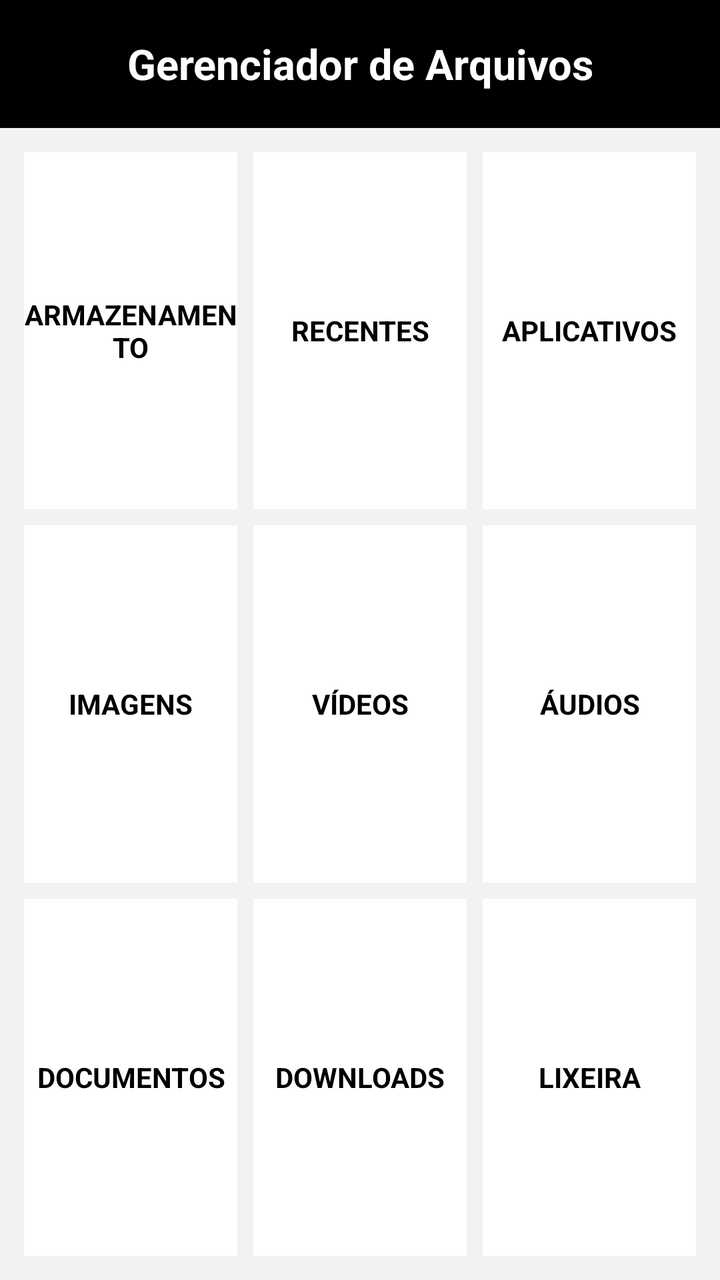
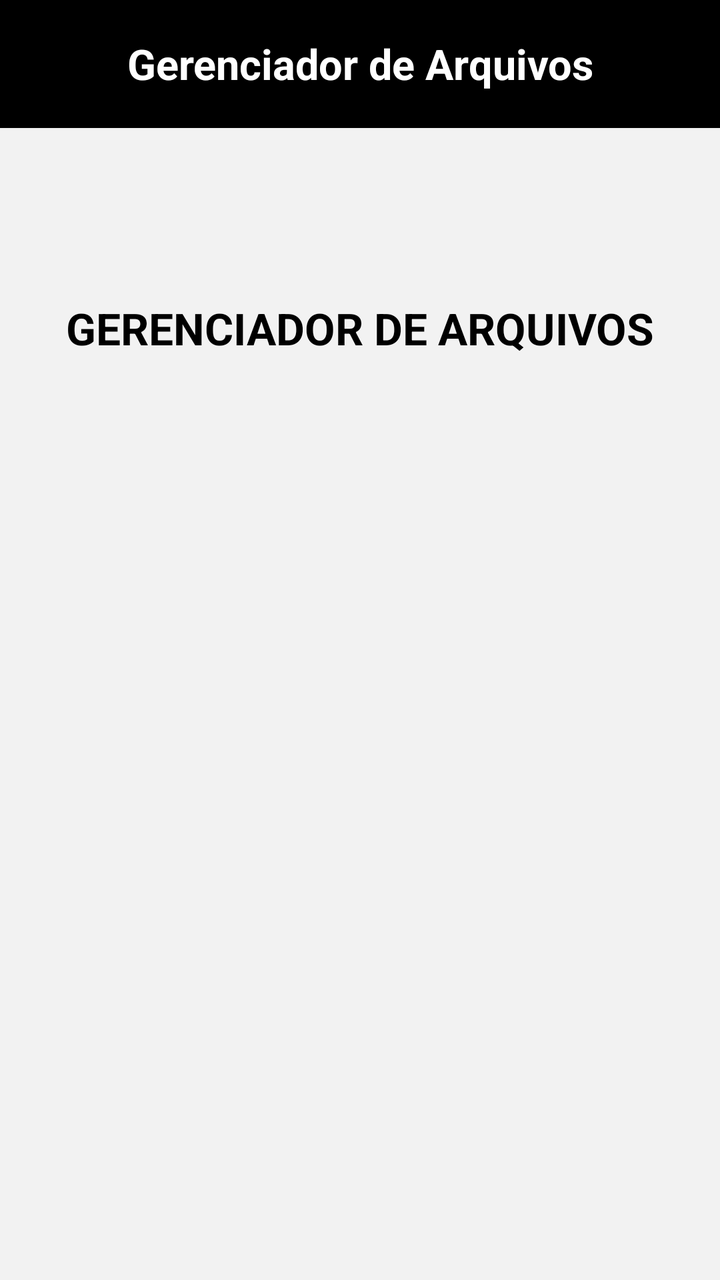

Compare the two renders of this Android layout. The source of the first and the diff that turns it into the second are given below.
<!-- AndroidManifest.xml: application theme android:Theme.Material.Light.NoActionBar -->
<!-- res/layout/activity_main.xml -->
<?xml version="1.0" encoding="utf-8"?>
<LinearLayout xmlns:android="http://schemas.android.com/apk/res/android"
    android:layout_width="match_parent"
    android:layout_height="match_parent"
    android:orientation="vertical"
    android:background="#F2F2F2">

    <TextView
        android:layout_width="match_parent"
        android:layout_height="64dp"
        android:background="#000000"
        android:gravity="center"
        android:text="Gerenciador de Arquivos"
        android:textColor="#FFFFFF"
        android:textSize="21sp"
        android:textStyle="bold" />

    <LinearLayout
        android:layout_width="match_parent"
        android:layout_height="0dp"
        android:layout_weight="1"
        android:orientation="vertical"
        android:padding="8dp">

        
        <LinearLayout
            android:layout_width="match_parent"
            android:layout_height="0dp"
            android:layout_weight="1"
            android:orientation="horizontal">

            <TextView
                android:layout_width="0dp"
                android:layout_height="match_parent"
                android:layout_weight="1"
                android:layout_margin="4dp"
                android:background="#FFFFFF"
                android:gravity="center"
                android:text="ARMAZENAMENTO"
                android:textColor="#000000"
                android:textSize="14sp"
                android:textStyle="bold" />

            <TextView
                android:layout_width="0dp"
                android:layout_height="match_parent"
                android:layout_weight="1"
                android:layout_margin="4dp"
                android:background="#FFFFFF"
                android:gravity="center"
                android:text="RECENTES"
                android:textColor="#000000"
                android:textSize="14sp"
                android:textStyle="bold" />

            <TextView
                android:layout_width="0dp"
                android:layout_height="match_parent"
                android:layout_weight="1"
                android:layout_margin="4dp"
                android:background="#FFFFFF"
                android:gravity="center"
                android:text="APLICATIVOS"
                android:textColor="#000000"
                android:textSize="14sp"
                android:textStyle="bold" />

        </LinearLayout>

        
        <LinearLayout
            android:layout_width="match_parent"
            android:layout_height="0dp"
            android:layout_weight="1"
            android:orientation="horizontal">

            <TextView
                android:layout_width="0dp"
                android:layout_height="match_parent"
                android:layout_weight="1"
                android:layout_margin="4dp"
                android:background="#FFFFFF"
                android:gravity="center"
                android:text="IMAGENS"
                android:textColor="#000000"
                android:textSize="14sp"
                android:textStyle="bold" />

            <TextView
                android:layout_width="0dp"
                android:layout_height="match_parent"
                android:layout_weight="1"
                android:layout_margin="4dp"
                android:background="#FFFFFF"
                android:gravity="center"
                android:text="VÍDEOS"
                android:textColor="#000000"
                android:textSize="14sp"
                android:textStyle="bold" />

            <TextView
                android:layout_width="0dp"
                android:layout_height="match_parent"
                android:layout_weight="1"
                android:layout_margin="4dp"
                android:background="#FFFFFF"
                android:gravity="center"
                android:text="ÁUDIOS"
                android:textColor="#000000"
                android:textSize="14sp"
                android:textStyle="bold" />

        </LinearLayout>

        
        <LinearLayout
            android:layout_width="match_parent"
            android:layout_height="0dp"
            android:layout_weight="1"
            android:orientation="horizontal">

            <TextView
                android:layout_width="0dp"
                android:layout_height="match_parent"
                android:layout_weight="1"
                android:layout_margin="4dp"
                android:background="#FFFFFF"
                android:gravity="center"
                android:text="DOCUMENTOS"
                android:textColor="#000000"
                android:textSize="14sp"
                android:textStyle="bold" />

            <TextView
                android:layout_width="0dp"
                android:layout_height="match_parent"
                android:layout_weight="1"
                android:layout_margin="4dp"
                android:background="#FFFFFF"
                android:gravity="center"
                android:text="DOWNLOADS"
                android:textColor="#000000"
                android:textSize="14sp"
                android:textStyle="bold" />

            <TextView
                android:layout_width="0dp"
                android:layout_height="match_parent"
                android:layout_weight="1"
                android:layout_margin="4dp"
                android:background="#FFFFFF"
                android:gravity="center"
                android:text="LIXEIRA"
                android:textColor="#000000"
                android:textSize="14sp"
                android:textStyle="bold" />

        </LinearLayout>

    </LinearLayout>

</LinearLayout>
<!-- resources referenced by this layout -->
<resources>

</resources>

<!-- the commit's change to res/layout/activity_main.xml (unified diff, before → after) -->
@@ -15,148 +15,13 @@
         android:textSize="21sp"
         android:textStyle="bold" />
 
-    <LinearLayout
+    <TextView
         android:layout_width="match_parent"
-        android:layout_height="0dp"
-        android:layout_weight="1"
-        android:orientation="vertical"
-        android:padding="8dp">
-
-        
-        <LinearLayout
-            android:layout_width="match_parent"
-            android:layout_height="0dp"
-            android:layout_weight="1"
-            android:orientation="horizontal">
-
-            <TextView
-                android:layout_width="0dp"
-                android:layout_height="match_parent"
-                android:layout_weight="1"
-                android:layout_margin="4dp"
-                android:background="#FFFFFF"
-                android:gravity="center"
-                android:text="ARMAZENAMENTO"
-                android:textColor="#000000"
-                android:textSize="14sp"
-                android:textStyle="bold" />
-
-            <TextView
-                android:layout_width="0dp"
-                android:layout_height="match_parent"
-                android:layout_weight="1"
-                android:layout_margin="4dp"
-                android:background="#FFFFFF"
-                android:gravity="center"
-                android:text="RECENTES"
-                android:textColor="#000000"
-                android:textSize="14sp"
-                android:textStyle="bold" />
-
-            <TextView
-                android:layout_width="0dp"
-                android:layout_height="match_parent"
-                android:layout_weight="1"
-                android:layout_margin="4dp"
-                android:background="#FFFFFF"
-                android:gravity="center"
-                android:text="APLICATIVOS"
-                android:textColor="#000000"
-                android:textSize="14sp"
-                android:textStyle="bold" />
-
-        </LinearLayout>
-
-        
-        <LinearLayout
-            android:layout_width="match_parent"
-            android:layout_height="0dp"
-            android:layout_weight="1"
-            android:orientation="horizontal">
-
-            <TextView
-                android:layout_width="0dp"
-                android:layout_height="match_parent"
-                android:layout_weight="1"
-                android:layout_margin="4dp"
-                android:background="#FFFFFF"
-                android:gravity="center"
-                android:text="IMAGENS"
-                android:textColor="#000000"
-                android:textSize="14sp"
-                android:textStyle="bold" />
-
-            <TextView
-                android:layout_width="0dp"
-                android:layout_height="match_parent"
-                android:layout_weight="1"
-                android:layout_margin="4dp"
-                android:background="#FFFFFF"
-                android:gravity="center"
-                android:text="VÍDEOS"
-                android:textColor="#000000"
-                android:textSize="14sp"
-                android:textStyle="bold" />
-
-            <TextView
-                android:layout_width="0dp"
-                android:layout_height="match_parent"
-                android:layout_weight="1"
-                android:layout_margin="4dp"
-                android:background="#FFFFFF"
-                android:gravity="center"
-                android:text="ÁUDIOS"
-                android:textColor="#000000"
-                android:textSize="14sp"
-                android:textStyle="bold" />
-
-        </LinearLayout>
-
-        
-        <LinearLayout
-            android:layout_width="match_parent"
-            android:layout_height="0dp"
-            android:layout_weight="1"
-            android:orientation="horizontal">
-
-            <TextView
-                android:layout_width="0dp"
-                android:layout_height="match_parent"
-                android:layout_weight="1"
-                android:layout_margin="4dp"
-                android:background="#FFFFFF"
-                android:gravity="center"
-                android:text="DOCUMENTOS"
-                android:textColor="#000000"
-                android:textSize="14sp"
-                android:textStyle="bold" />
-
-            <TextView
-                android:layout_width="0dp"
-                android:layout_height="match_parent"
-                android:layout_weight="1"
-                android:layout_margin="4dp"
-                android:background="#FFFFFF"
-                android:gravity="center"
-                android:text="DOWNLOADS"
-                android:textColor="#000000"
-                android:textSize="14sp"
-                android:textStyle="bold" />
-
-            <TextView
-                android:layout_width="0dp"
-                android:layout_height="match_parent"
-                android:layout_weight="1"
-                android:layout_margin="4dp"
-                android:background="#FFFFFF"
-                android:gravity="center"
-                android:text="LIXEIRA"
-                android:textColor="#000000"
-                android:textSize="14sp"
-                android:textStyle="bold" />
-
-        </LinearLayout>
-
-    </LinearLayout>
+        android:layout_height="200dp"
+        android:gravity="center"
+        android:text="GERENCIADOR DE ARQUIVOS"
+        android:textColor="#000000"
+        android:textSize="22sp"
+        android:textStyle="bold" />
 
 </LinearLayout>
